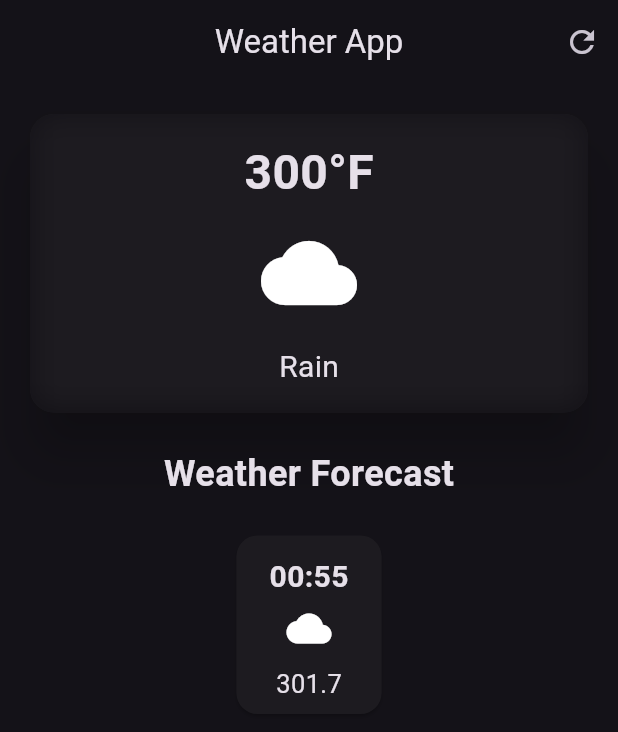
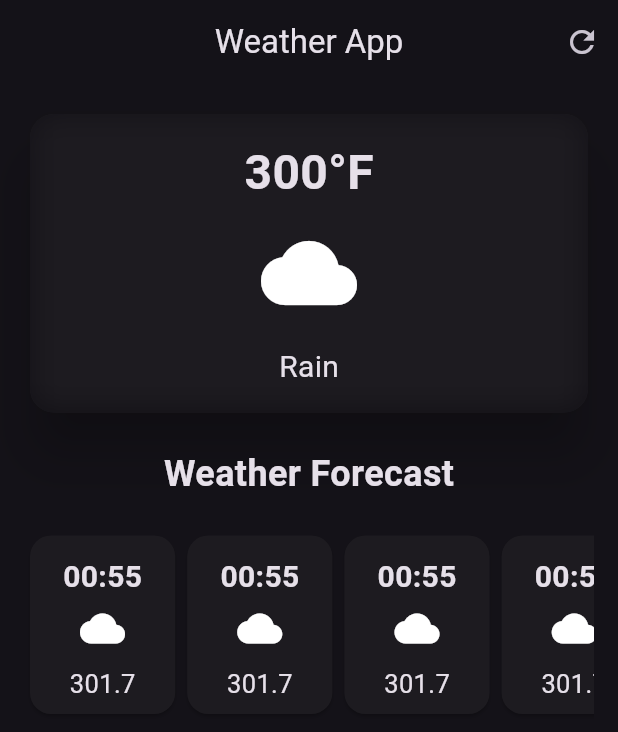
Before and after one commit to PushkarOnGit/Weather-App, a Flutter app: the screen it shows after launch, on a phone screen of 412 x 824 dp. Shown: the top 732 px of the screen. Run offline on Flutter 3.47's test engine with Material 3 defaults, Android fonts, the phone set to English and light mode, and no system bars.

Commit message:
made the weather card and organized the lib a bit

```diff
--- a/lib/main.dart
+++ b/lib/main.dart
@@ -1,5 +1,5 @@
 import 'package:flutter/material.dart';
-import 'package:weather_app/weather_page.dart';
+import 'package:weather_app/pages/weather_page.dart';
 
 void main() {
   runApp(MyApp());
--- a/lib/weather_page.dart
+++ b/lib/pages/weather_page.dart
@@ -1,6 +1,7 @@
 import 'dart:ui';
 
 import 'package:flutter/material.dart';
+import 'package:weather_app/utils/hourly_forecast_card.dart';
 
 class WeatherPage extends StatelessWidget {
   const WeatherPage({super.key});
@@ -28,7 +29,7 @@ class WeatherPage extends StatelessWidget {
                 child: ClipRRect(
                   borderRadius: BorderRadius.circular(16),
                   child: BackdropFilter(
-                    filter: ImageFilter.blur(sigmaX: 10, sigmaY:10 ),
+                    filter: ImageFilter.blur(sigmaX: 10, sigmaY: 10),
                     child: Padding(
                       padding: EdgeInsets.all(16),
                       child: Column(
@@ -52,33 +53,27 @@ class WeatherPage extends StatelessWidget {
               ),
             ),
 
-            SizedBox(height: 20,),
+            SizedBox(height: 20),
 
-            Text('Weather Forecast', style: TextStyle(fontSize: 24, fontWeight: FontWeight.bold),),
+            Text(
+              'Weather Forecast',
+              style: TextStyle(fontSize: 24, fontWeight: FontWeight.bold),
+            ),
 
-            SizedBox(height: 20,),
+            SizedBox(height: 20),
 
             SingleChildScrollView(
               scrollDirection: Axis.horizontal,
-              child: Row(children: [
-                Card(
-                  shape: RoundedRectangleBorder(borderRadius: BorderRadius.circular(14)),
-                  child: Padding(
-                    padding: const EdgeInsets.symmetric(vertical: 8.0, horizontal: 22),
-                    child: Column(crossAxisAlignment: CrossAxisAlignment.center, children: [
-                      SizedBox(height:5),
-                      Text('00:55', style: TextStyle(fontSize: 20, fontWeight: FontWeight.bold),),
-                      SizedBox(height: 5,),
-                      Icon(Icons.cloud, size: 30,),
-                      SizedBox(height: 10,),
-                      Text('301.7', style: TextStyle(fontSize: 17),),
-                    ],),
-                  ),
-                ),
-
-
-              ],),
-            )
+              child: Row(
+                children: [
+                  HourlyForecastCard(),
+                  HourlyForecastCard(),
+                  HourlyForecastCard(),
+                  HourlyForecastCard(),
+                  HourlyForecastCard(),
+                ],
+              ),
+            ),
           ],
         ),
       ),
--- /dev/null
+++ b/lib/utils/hourly_forecast_card.dart
@@ -0,0 +1,29 @@
+import 'package:flutter/material.dart';
+
+class HourlyForecastCard extends StatelessWidget {
+  const HourlyForecastCard({super.key});
+
+  @override
+  Widget build(BuildContext context) {
+    return Card(
+      shape: RoundedRectangleBorder(borderRadius: BorderRadius.circular(14)),
+      child: Padding(
+        padding: const EdgeInsets.symmetric(vertical: 8.0, horizontal: 22),
+        child: Column(
+          crossAxisAlignment: CrossAxisAlignment.center,
+          children: [
+            SizedBox(height: 5),
+            Text(
+              '00:55',
+              style: TextStyle(fontSize: 20, fontWeight: FontWeight.bold),
+            ),
+            SizedBox(height: 5),
+            Icon(Icons.cloud, size: 30),
+            SizedBox(height: 10),
+            Text('301.7', style: TextStyle(fontSize: 17)),
+          ],
+        ),
+      ),
+    );
+  }
+}
```
